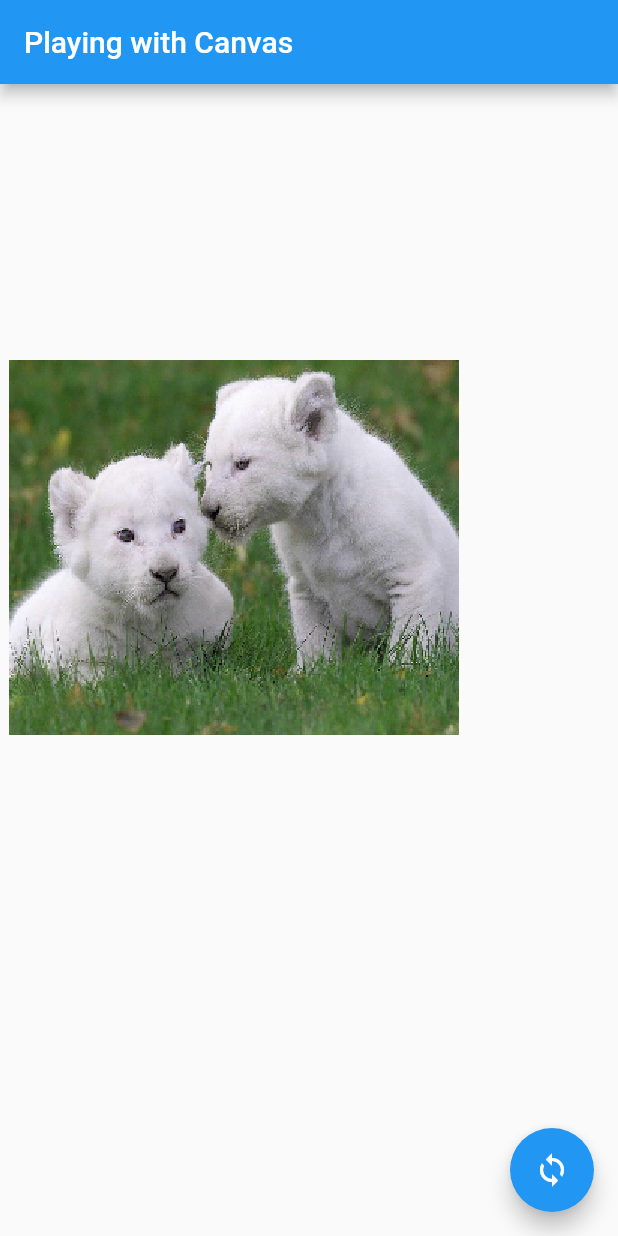
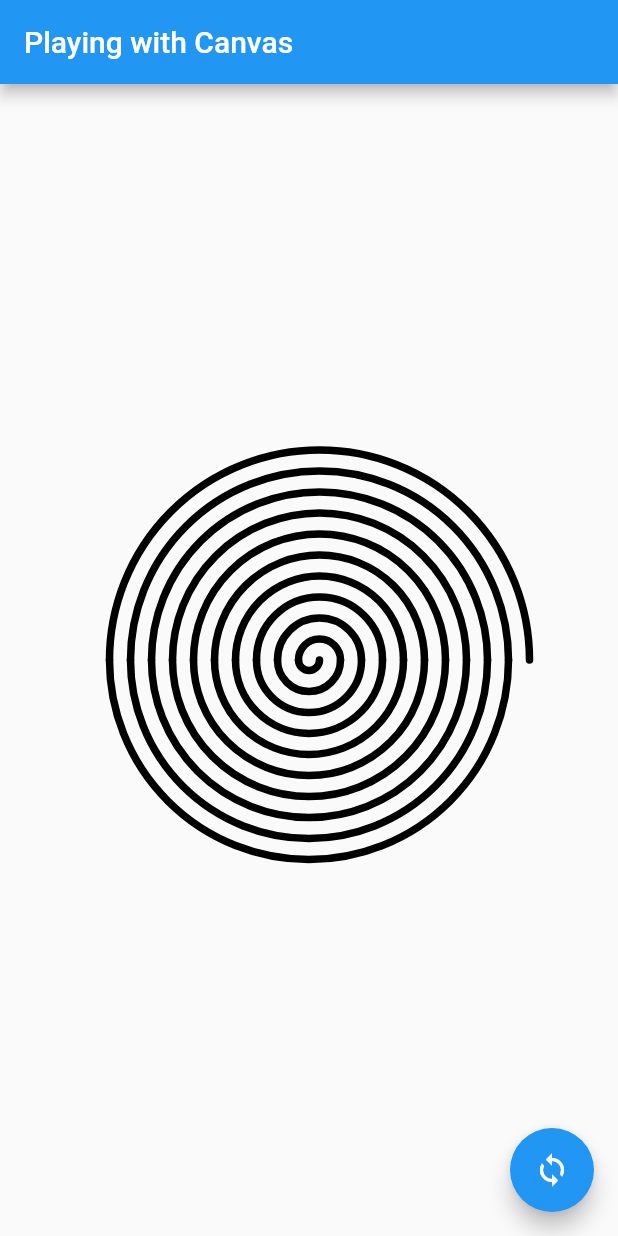
Before and after one commit to minuth/flutter-playing_with_canvas, a Flutter app: the screen it shows after launch, on a phone screen of 412 x 824 dp. Run offline on Flutter 3.47's test engine with Material 2 defaults, Android fonts, the phone set to English and light mode, and no system bars.

Commit message:
added galaxy canvas

```diff
--- a/lib/main.dart
+++ b/lib/main.dart
@@ -1,6 +1,7 @@
 import 'package:flutter/material.dart';
 import 'package:playing_with_canvas/widget/circle_frame.dart';
 import 'package:playing_with_canvas/widget/circle_travell.dart';
+import 'package:playing_with_canvas/widget/galaxy.dart';
 import 'package:playing_with_canvas/widget/google_icon.dart';
 import 'package:playing_with_canvas/widget/pei_chart.dart';
 
@@ -39,7 +40,7 @@ class _MyHomePageState extends State<MyHomePage> {
       appBar: AppBar(
         title: Text(widget.title),
       ),
-      body: CircleFrame(),
+      body: Galaxy(),
       floatingActionButton: FloatingActionButton(
         onPressed: () {},
         tooltip: 'Animate',
--- /dev/null
+++ b/lib/widget/galaxy.dart
@@ -0,0 +1,18 @@
+import 'package:flutter/material.dart';
+import 'package:playing_with_canvas/painter/galaxy_painter.dart';
+
+class Galaxy extends StatelessWidget {
+  @override
+  Widget build(BuildContext context) {
+    return Center(
+      child: Container(
+        width: 300,
+        height: 300,
+        child: CustomPaint(
+          size: Size.infinite,
+          painter: GalaxyPainter(),
+        ),
+      ),
+    );
+  }
+}
```
Also changed, not shown: lib/painter/galaxy_painter.dart (added, +34 -0 lines).
